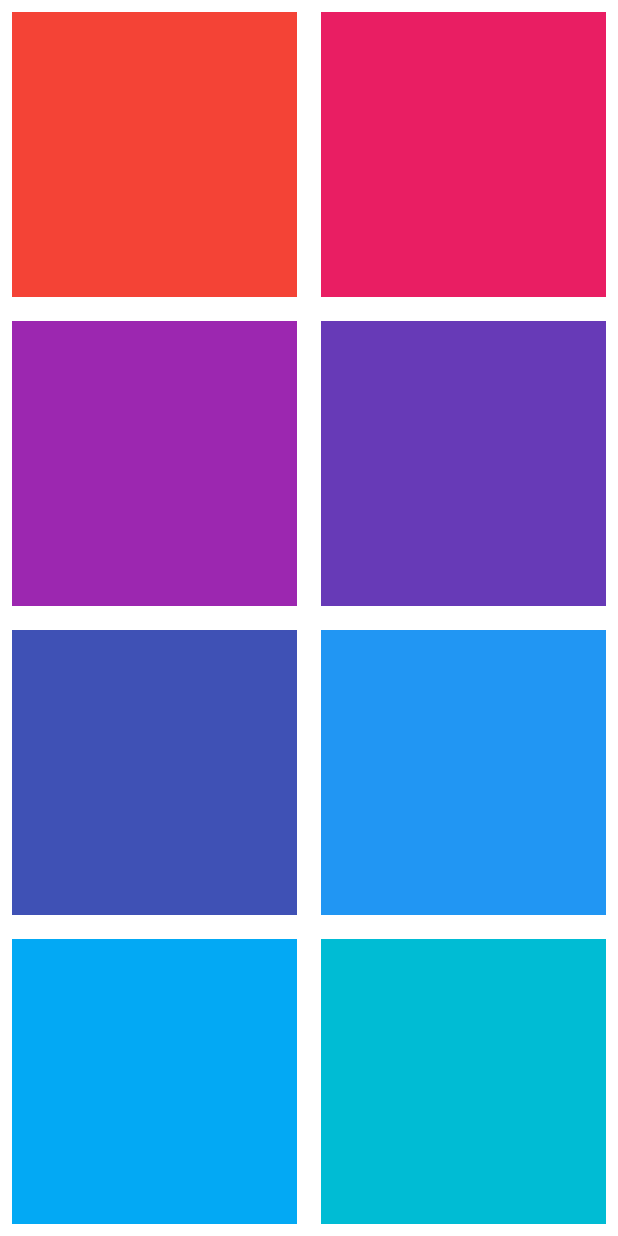
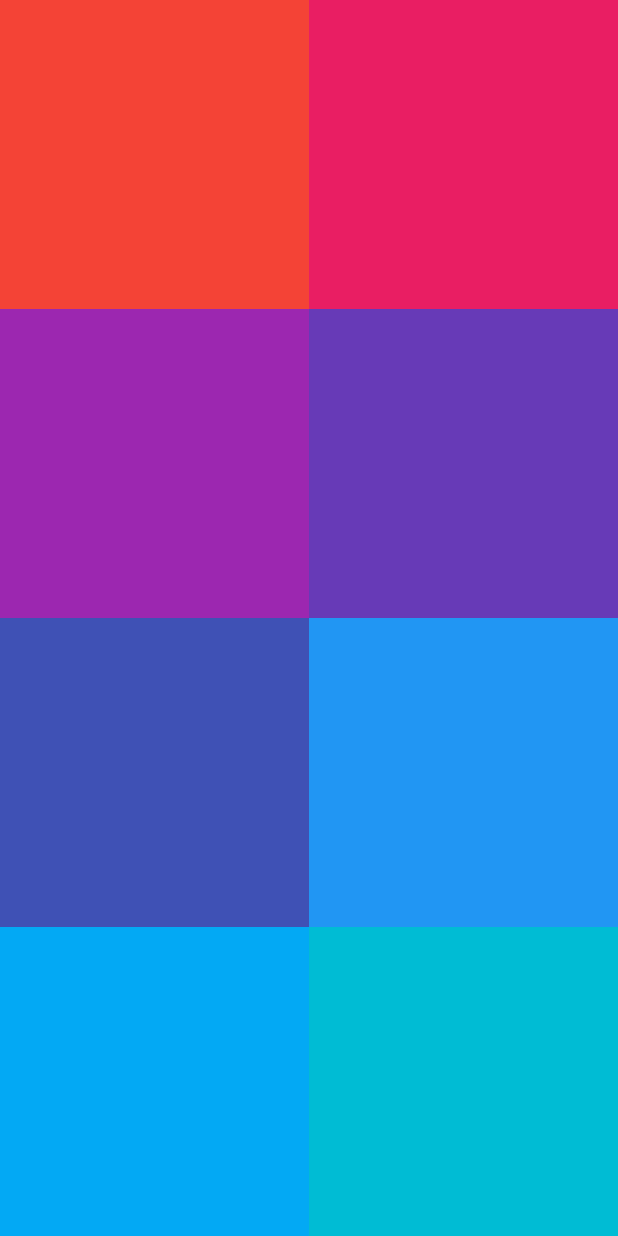
Before and after one commit to 100xA/fluid_design, a Flutter app: the screen it shows after launch, after a tap on "Exersice 2", on a phone screen of 412 x 824 dp. Run offline on Flutter 3.47's test engine with Material 3 defaults, Android fonts, the phone set to English and light mode, and no system bars; our stand-ins replace responsive_framework.

Commit message:
Aufgabe 3

```diff
--- a/lib/main.dart
+++ b/lib/main.dart
@@ -1,11 +1,39 @@
 import 'package:flutter/material.dart';
+import 'package:responsive_framework/responsive_framework.dart';
 
 void main() {
-  runApp(MaterialApp(home: ExersiceSelection()));
+  runApp(const ExersiceSelection());
 }
 
 class ExersiceSelection extends StatelessWidget {
   const ExersiceSelection({super.key});
+
+  @override
+  Widget build(BuildContext context) {
+    return MaterialApp(
+      routes: {
+        "exersice1" : (context) => const Exersice1(),
+          "exersice2" : (context) => const Exersice2(),
+            "exersice3" : (context) => const Exersice3(),
+      } ,
+        builder: (context, child) => ResponsiveBreakpoints.builder(
+              child: child!,
+              breakpoints: [
+                const Breakpoint(start: 0, end: 450, name: MOBILE),
+                const Breakpoint(start: 451, end: 800, name: TABLET),
+                const Breakpoint(start: 801, end: 1920, name: DESKTOP),
+                const Breakpoint(start: 1921, end: double.infinity, name: '4K'),
+              ],
+            ),
+        home: const LandingPage());
+
+
+
+  }
+}
+
+class LandingPage extends StatelessWidget {
+  const LandingPage({super.key});
 
   @override
   Widget build(BuildContext context) {
@@ -16,8 +44,7 @@ class ExersiceSelection extends StatelessWidget {
               children: [
                 ElevatedButton(
                   onPressed: () {
-                Navigator.of(context)
-                    .push(MaterialPageRoute(builder: (context) => const Exersice1()));
+                   Navigator.pushNamed(context, "exersice1");
                   },
                   child: const Text("Exersice 1"),
                 ),
@@ -26,10 +53,18 @@ class ExersiceSelection extends StatelessWidget {
                 ),
                 ElevatedButton(
                   onPressed: () {
-                Navigator.of(context).push(
-                    MaterialPageRoute(builder: (context) => const Exersice2()));
+                   Navigator.pushNamed(context, "exersice2");
                   },
                   child: const Text("Exersice 2"),
+                ),
+                const SizedBox(
+                  height: 20,
+                ),
+                ElevatedButton(
+                  onPressed: () {
+                    Navigator.pushNamed(context, "exersice3");
+                  },
+                  child: const Text("Exersice 3"),
                 ),
               ],
             ),
@@ -39,6 +74,7 @@ class ExersiceSelection extends StatelessWidget {
 }
 
 class Exersice1 extends StatelessWidget {
+
   const Exersice1({super.key});
 
   @override
@@ -49,50 +85,50 @@ class Exersice1 extends StatelessWidget {
       children: [
         SizedBox(height: size.height * 0.4),
         SizedBox(
-          width: size.width,
-
-          child:
-        Row(
+          child: Row(
             mainAxisAlignment: MainAxisAlignment.center,
             children: [
-
               Icon(
                 Icons.person,
                 size: size.height * 0.05,
               ),
               SizedBox(width: size.width * 0.02),
-            Flexible(child:
-            Column(
+              Flexible(
+                child: Column(
                   children: [
                     Text(
                       "Flutter McFlutter",
                       style: TextStyle(fontSize: size.height * 0.028),
-
-
                     ),
-
-
-                Text("Experienced App Developer",
-                    style: TextStyle(fontSize: size.height * 0.020),),
-
-
+                    Text(
+                      "Experienced App Developer",
+                      style: TextStyle(fontSize: size.height * 0.020),
+                    ),
                   ],
                 ),
               ),
-
             ],
           ),
         ),
         SizedBox(height: size.height * 0.01),
         Padding(
           padding: EdgeInsets.symmetric(horizontal: size.height * 0.04),
-          child:  Row(
+          child: Row(
             mainAxisAlignment: MainAxisAlignment.spaceBetween,
             children: [
-              Flexible(child:
-              Text("123 Main Street",
-                    style: TextStyle(fontSize: size.height * 0.02),),), Flexible(child: Text("(415) 555-0198",
-                    style: TextStyle(fontSize: size.height * 0.02),),)],
+              Flexible(
+                child: Text(
+                  "123 Main Street",
+                  style: TextStyle(fontSize: size.height * 0.02),
+                ),
+              ),
+              Flexible(
+                child: Text(
+                  "(415) 555-0198",
+                  style: TextStyle(fontSize: size.height * 0.02),
+                ),
+              )
+            ],
           ),
         ),
         SizedBox(height: size.height * 0.01),
@@ -100,12 +136,13 @@ class Exersice1 extends StatelessWidget {
           mainAxisAlignment: MainAxisAlignment.spaceEvenly,
           children: [
             Flexible(child: Icon(Icons.man)),
-            Flexible(child:    Icon(Icons.punch_clock),),
+            Flexible(
+              child: Icon(Icons.punch_clock),
+            ),
             Flexible(child: Icon(Icons.phone_android)),
             Flexible(child: Icon(Icons.phone_iphone)),
           ],
         ),
-
       ],
     ));
   }
@@ -124,9 +161,6 @@ class Exersice2 extends StatelessWidget {
       itemBuilder: (context, index) {
         return Container(
           color: Colors.primaries[index % Colors.primaries.length],
-          margin: const EdgeInsets.all(8.0),
-          height: 100.0,
-          width: 100.0,
         );
       },
     );
@@ -141,5 +175,31 @@ class Exersice2 extends StatelessWidget {
       return 2;
     }
   }
+}
 
+class Exersice3 extends StatelessWidget {
+  const Exersice3({super.key});
+
+  @override
+  Widget build(BuildContext context) {
+    return GridView.builder(
+      gridDelegate: SliverGridDelegateWithFixedCrossAxisCount(
+        crossAxisCount: calculateBreakPoint(context),
+      ),
+      itemCount: 8,
+      itemBuilder: (context, index) {
+        return Container(
+          color: Colors.primaries[index % Colors.primaries.length],
+        );
+      },
+    );
   }
+
+  int calculateBreakPoint(BuildContext context) {
+    if (ResponsiveBreakpoints.of(context).largerThan(MOBILE)) {
+      return 4;
+    } else {
+      return 2;
+    }
+  }
+}
--- a/pubspec.yaml
+++ b/pubspec.yaml
@@ -9,6 +9,7 @@ environment:
 dependencies:
   flutter:
     sdk: flutter
+  responsive_framework: ^1.1.1
 
 dev_dependencies:
   flutter_test:
```
Also changed, not shown: pubspec.lock. Lines whose indentation alone changed are shown as unchanged.
